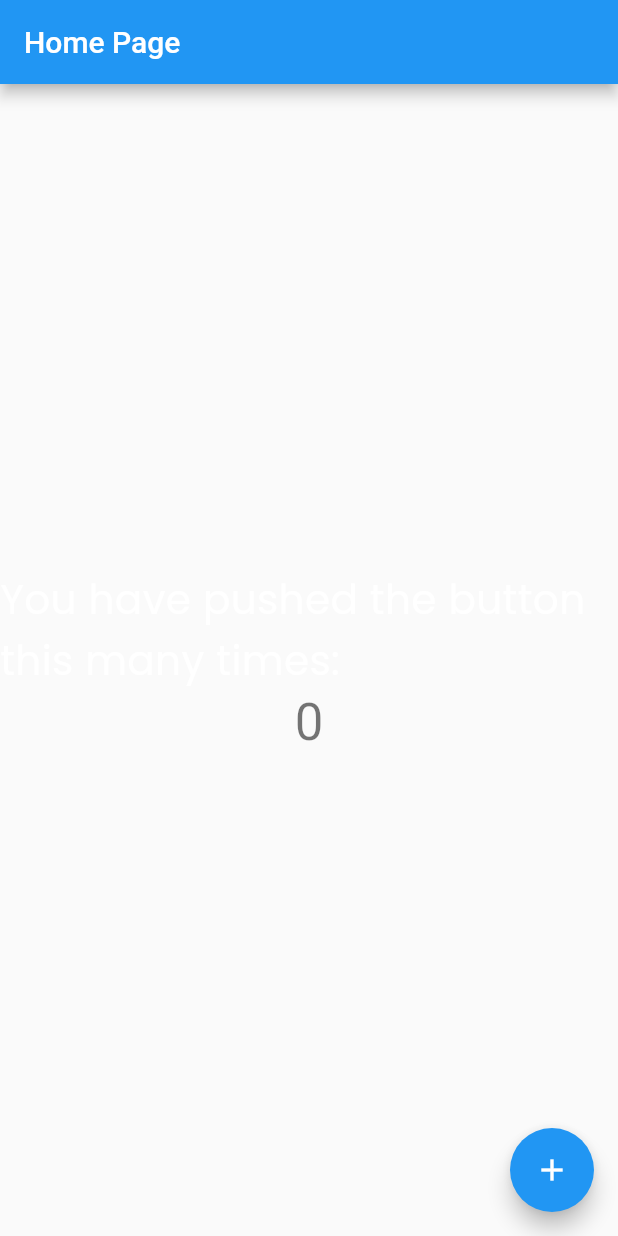
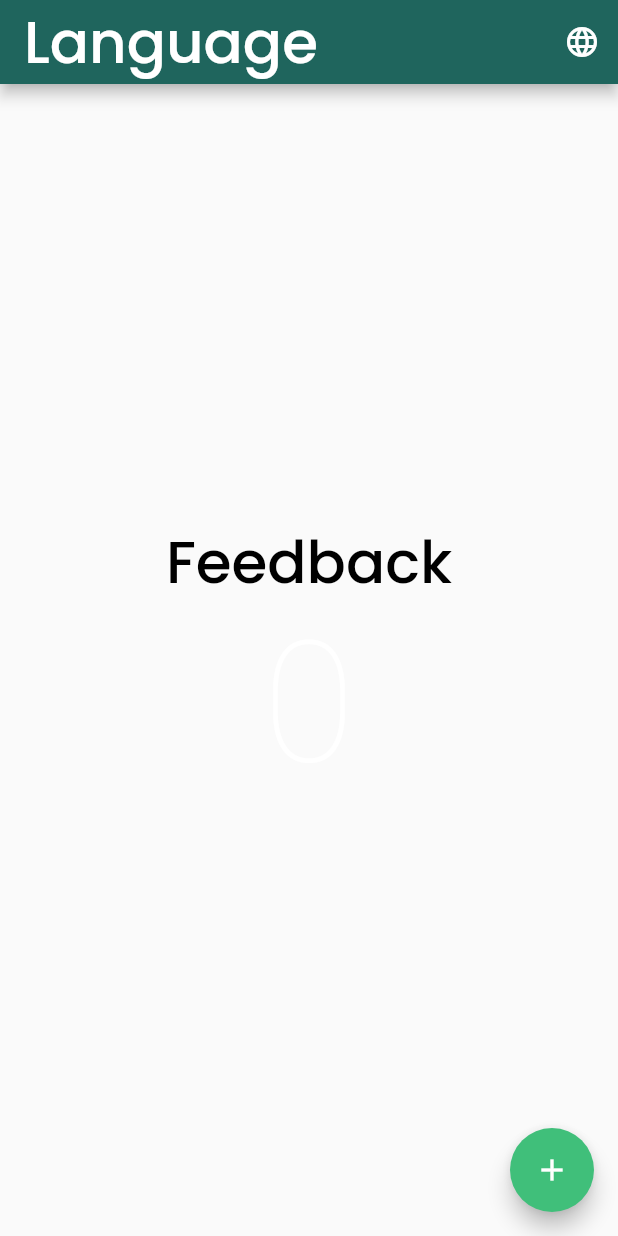
Before and after one commit to GolakiyaVishal/app_provider, a Flutter app: the screen it shows after launch, on a phone screen of 412 x 824 dp. Run offline on Flutter 3.47's test engine with Material 2 defaults, Android fonts, the phone set to English and light mode, and no system bars; our stand-ins replace google_fonts.

Commit message:
multi theme

```diff
--- /dev/null
+++ b/assets/languages/en.json
@@ -0,0 +1,9 @@
+{
+    "language": "Language",
+    "feedback": "Feedback",
+    "about": "About",
+    "okay": "Okay",
+    "retry": "Retry",
+    "somethingWentWrong": "Something went wrong...",
+    "checkNetwork": "Please check your network connection and press Retry button or put in as a bug by pressing Feedback button."
+}
--- /dev/null
+++ b/assets/languages/es.json
@@ -0,0 +1,9 @@
+{
+    "language": "Idioma",
+    "about": "Acerca de",
+    "feedback": "Realimentación",
+    "okay": "Bueno",
+    "retry": "Rever",
+    "somethingWentWrong": "Algo salió mal...",
+    "checkNetwork": "Verifique su conexión de red y presione el botón Reintentar o colóquelo como error presionando el botón Comentarios."
+}
--- /dev/null
+++ b/lib/common/lang/Languages.dart
@@ -0,0 +1,10 @@
+import 'language_entity.dart';
+
+class Languages {
+  const Languages._();
+
+  static const languages = [
+    LanguageEntity(code: 'en', value: 'English'),
+    LanguageEntity(code: 'es', value: 'Spanish'),
+  ];
+}
--- /dev/null
+++ b/lib/common/lang/app_localizations.dart
@@ -0,0 +1,55 @@
+import 'dart:convert';
+
+import 'package:flutter/material.dart';
+import 'package:flutter/services.dart';
+
+import 'Languages.dart';
+
+class AppLocalizations {
+  final Locale locale;
+
+  AppLocalizations(this.locale);
+
+  static AppLocalizations of(context) =>
+      Localizations.of<AppLocalizations>(context, AppLocalizations);
+
+  Map<String, String> _localizationStrings;
+
+  Future<bool> load() async {
+    final jsonString = await rootBundle
+        .loadString('assets/languages/${locale.languageCode}.json');
+    final Map<String, dynamic> jsonMap = json.decode(jsonString);
+
+    _localizationStrings =
+        jsonMap.map((key, value) => MapEntry(key, value.toString()));
+
+    return true;
+  }
+
+  String translate(String key) => _localizationStrings[key];
+
+  static const LocalizationsDelegate<AppLocalizations> delegate =
+      _AppLocalizationDelegate();
+}
+
+class _AppLocalizationDelegate extends LocalizationsDelegate<AppLocalizations> {
+  const _AppLocalizationDelegate();
+
+  @override
+  bool isSupported(Locale locale) {
+    return Languages.languages
+        .map((e) => e.code)
+        .toList()
+        .contains(locale.languageCode);
+  }
+
+  @override
+  Future<AppLocalizations> load(Locale locale) async {
+    AppLocalizations localization = AppLocalizations(locale);
+    await localization.load();
+    return localization;
+  }
+
+  @override
+  bool shouldReload(LocalizationsDelegate<AppLocalizations> old) => false;
+}
--- /dev/null
+++ b/lib/common/lang/lang.dart
@@ -0,0 +1,5 @@
+export 'app_localizations.dart';
+export 'Languages.dart';
+export 'language_entity.dart';
+export 'language_provider.dart';
+export 'translation_extension.dart';
--- /dev/null
+++ b/lib/common/lang/language_entity.dart
@@ -0,0 +1,11 @@
+import 'package:flutter/foundation.dart';
+
+class LanguageEntity {
+  final String code;
+  final String value;
+
+  const LanguageEntity({
+    @required this.code,
+    @required this.value,
+  });
+}
--- /dev/null
+++ b/lib/common/lang/language_provider.dart
@@ -0,0 +1,13 @@
+import 'package:app_provider/common/lang/Languages.dart';
+import 'package:flutter/material.dart';
+
+class LanguageProvider extends ChangeNotifier {
+  Locale _local = Locale(Languages.languages[0].code);
+
+  Locale get local => _local;
+
+  void setLocal(String code) {
+    _local = Locale(code);
+    notifyListeners();
+  }
+}
--- a/lib/presentation/provider_app.dart
+++ b/lib/presentation/provider_app.dart
@@ -1,7 +1,11 @@
 import 'package:app_provider/common/common.dart';
+import 'package:app_provider/common/lang/lang.dart';
 import 'package:app_provider/presentation/screen_providers/home_provider.dart';
+import 'package:app_provider/presentation/themes/app_theme.dart';
+import 'package:app_provider/presentation/themes/theme_provider.dart';
 import 'package:app_provider/presentation/themes/theme_text.dart';
 import 'package:flutter/material.dart';
+import 'package:flutter_localizations/flutter_localizations.dart';
 import 'package:provider/provider.dart';
 
 import 'screens/home_page.dart';
@@ -16,12 +20,23 @@ class ProviderApp extends StatelessWidget {
       ],
       child: MaterialApp(
         title: 'Provider App',
-        theme: ThemeData(
-          primarySwatch: Colors.blue,
-          visualDensity: VisualDensity.adaptivePlatformDensity,
-          textTheme: ThemeText.getTextTheme()
-        ),
-        home: HomePage(title: 'Home Page'),
+
+        //> multiple theme
+        theme: lightTheme,
+        darkTheme: darkTheme,
+        themeMode: context.read<ThemeProvider>().themeMode,
+
+        //> localization
+        supportedLocales:
+            Languages.languages.map((e) => Locale(e.code)).toList(),
+        locale: context.watch<LanguageProvider>().local,
+        localizationsDelegates: [
+          AppLocalizations.delegate,
+          GlobalMaterialLocalizations.delegate,
+          GlobalWidgetsLocalizations.delegate
+        ],
+
+        home: HomePage(),
       ),
     );
   }
--- a/lib/presentation/screens/home_page.dart
+++ b/lib/presentation/screens/home_page.dart
@@ -1,28 +1,36 @@
+import 'package:app_provider/common/lang/Languages.dart';
+import 'package:app_provider/common/lang/language_provider.dart';
 import 'package:app_provider/presentation/screen_providers/home_provider.dart';
 import 'package:flutter/material.dart';
 import 'package:provider/provider.dart';
+import 'package:app_provider/common/lang/lang.dart';
 
 class HomePage extends StatelessWidget {
-  final String title;
-
-  HomePage({Key key, this.title}) : super(key: key);
+  int langIndex = 0;
 
   @override
   Widget build(BuildContext context) {
     return Scaffold(
       appBar: AppBar(
-        title: Text(title),
+        title: Text('language'.tr(context)),
+        actions: [
+          IconButton(
+            icon: Icon(Icons.language),
+            onPressed: () => toggleLanguage(context),
+          )
+        ],
       ),
       body: Center(
         child: Column(
           mainAxisAlignment: MainAxisAlignment.center,
           children: <Widget>[
             Text(
-              'You have pushed the button this many times:',
+              'feedback'.tr(context),
+              style: Theme.of(context).textTheme.headline6,
             ),
             Text(
               context.watch<HomeProvider>().counter.toString(),
-              style: Theme.of(context).textTheme.headline4,
+              style: Theme.of(context).textTheme.headline1,
             ),
           ],
         ),
@@ -34,4 +42,15 @@ class HomePage extends StatelessWidget {
       ),
     );
   }
+
+  toggleLanguage(BuildContext context) {
+    context
+        .read<LanguageProvider>()
+        .setLocal(
+      context.read<LanguageProvider>().local.languageCode ==
+          Languages.languages[0].code
+          ? Languages.languages[1].code
+          : Languages.languages[0].code
+    );
+  }
 }
--- /dev/null
+++ b/lib/presentation/themes/app_theme.dart
@@ -0,0 +1,46 @@
+import 'package:app_provider/presentation/themes/themes.dart';
+import 'package:flutter/material.dart';
+
+import 'theme_text.dart';
+
+ThemeData darkTheme = ThemeData.dark().copyWith(
+    visualDensity: VisualDensity.adaptivePlatformDensity,
+    primaryColor: Color(0xff1f655d),
+    accentColor: AppColor.green,
+    textTheme: ThemeText.getTextTheme(),
+    appBarTheme: AppBarTheme(color: AppColor.greenDark));
+
+ThemeData lightTheme = ThemeData.light().copyWith(
+    visualDensity: VisualDensity.adaptivePlatformDensity,
+    primaryColor: Color(0xfff5f5f5),
+    accentColor: AppColor.green,
+    textTheme: ThemeText.getTextTheme(),
+    appBarTheme: AppBarTheme(
+        color: AppColor.greenDark,
+        actionsIconTheme: IconThemeData(color: Colors.white)));
+
+
+
+/*
+ThemeData darkTheme = ThemeData.dark().copyWith(
+    primaryColor: Color(0xff1f655d),
+    accentColor: Color(0xff40bf7a),
+    textTheme: ThemeText.getTextTheme(),
+    TextTheme(
+        headline6: TextStyle(color: Color(0xff40bf7a)),
+        subtitle1: TextStyle(color: Colors.white),
+        subtitle2: TextStyle(color: Color(0xff40bf7a))),
+    appBarTheme: AppBarTheme(color: Color(0xff1f655d)));
+
+ThemeData lightTheme = ThemeData.light().copyWith(
+    primaryColor: Color(0xfff5f5f5),
+    accentColor: Color(0xff40bf7a),
+    textTheme: TextTheme(
+        headline6: TextStyle(color: Colors.black54),
+        subtitle1: TextStyle(color: Colors.grey),
+        subtitle2: TextStyle(color: Colors.white)),
+    appBarTheme: AppBarTheme(
+        color: Color(0xff1f655d),
+        actionsIconTheme: IconThemeData(color: Colors.white)));
+
+* */
--- /dev/null
+++ b/lib/presentation/themes/theme_provider.dart
@@ -0,0 +1,27 @@
+import 'package:flutter/material.dart';
+
+import 'app_theme.dart';
+
+enum ThemeType { Light, Dark }
+
+class ThemeProvider extends ChangeNotifier {
+  ThemeMode themeMode = ThemeMode.system;
+  ThemeData currentTheme = darkTheme;
+  ThemeType _themeType = ThemeType.Dark;
+
+  toggleTheme() {
+    if (_themeType == ThemeType.Dark) {
+      themeMode = ThemeMode.dark;
+      currentTheme = lightTheme;
+      _themeType = ThemeType.Light;
+      return notifyListeners();
+    }
+
+    if (_themeType == ThemeType.Light) {
+      themeMode = ThemeMode.light;
+      currentTheme = darkTheme;
+      _themeType = ThemeType.Dark;
+      return notifyListeners();
+    }
+  }
+}
--- a/lib/presentation/themes/theme_text.dart
+++ b/lib/presentation/themes/theme_text.dart
@@ -8,9 +8,9 @@ class ThemeText {
   const ThemeText._();
 
   static TextTheme get _poppinsTextTheme => GoogleFonts.poppinsTextTheme();
-  static TextStyle get _whiteHeadline6 => _poppinsTextTheme.headline6.copyWith(
+  static TextStyle get _blackHeadline6 => _poppinsTextTheme.headline6.copyWith(
         fontSize: Sizes.dimen_20.sp,
-        color: Colors.white,
+        color: Colors.black,
       );
 
   static TextStyle get _whiteHeadline5 => _poppinsTextTheme.headline5.copyWith(
@@ -38,7 +38,7 @@ class ThemeText {
 
   static getTextTheme() => TextTheme(
       headline5: _whiteHeadline5,
-      headline6: _whiteHeadline6,
+      headline6: _blackHeadline6,
       subtitle1: whiteSubtitle1,
       bodyText2: whiteBodyText2,
       button: _whiteButton);
```
Also changed, not shown: lib/common/lang/translation_extension.dart (added, +8 -0 lines), lib/main.dart (+14 -1 lines), lib/presentation/themes/app_color.dart (+19 -1 lines), pubspec.yaml (+11 -6 lines), pubspec.lock.
